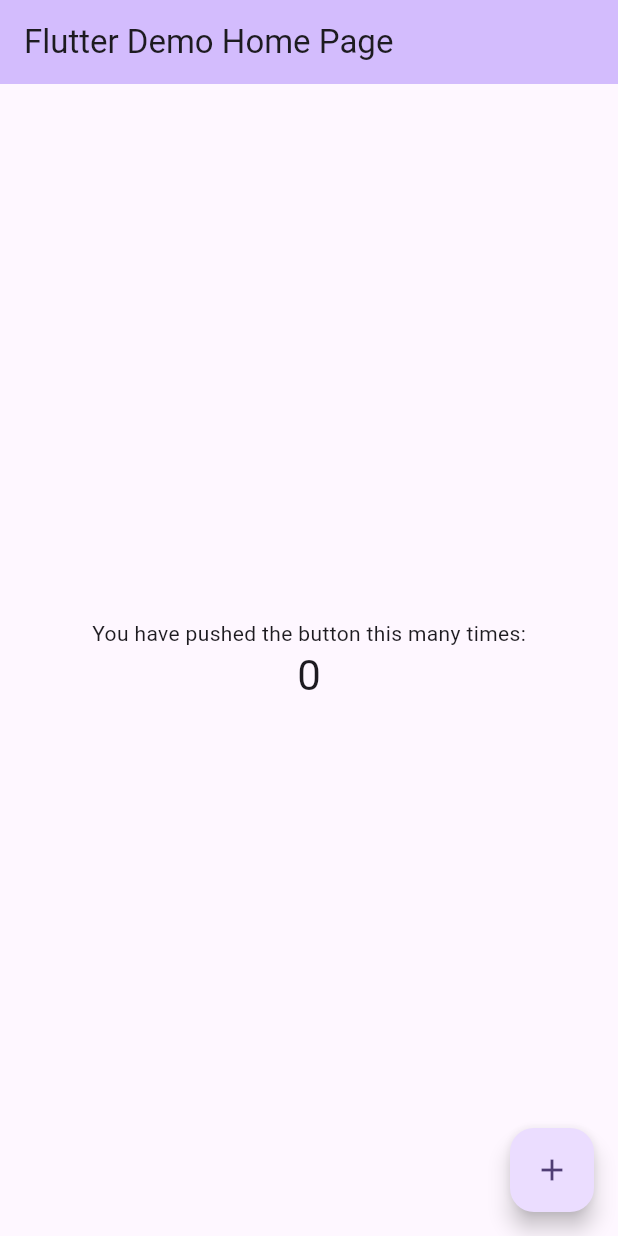
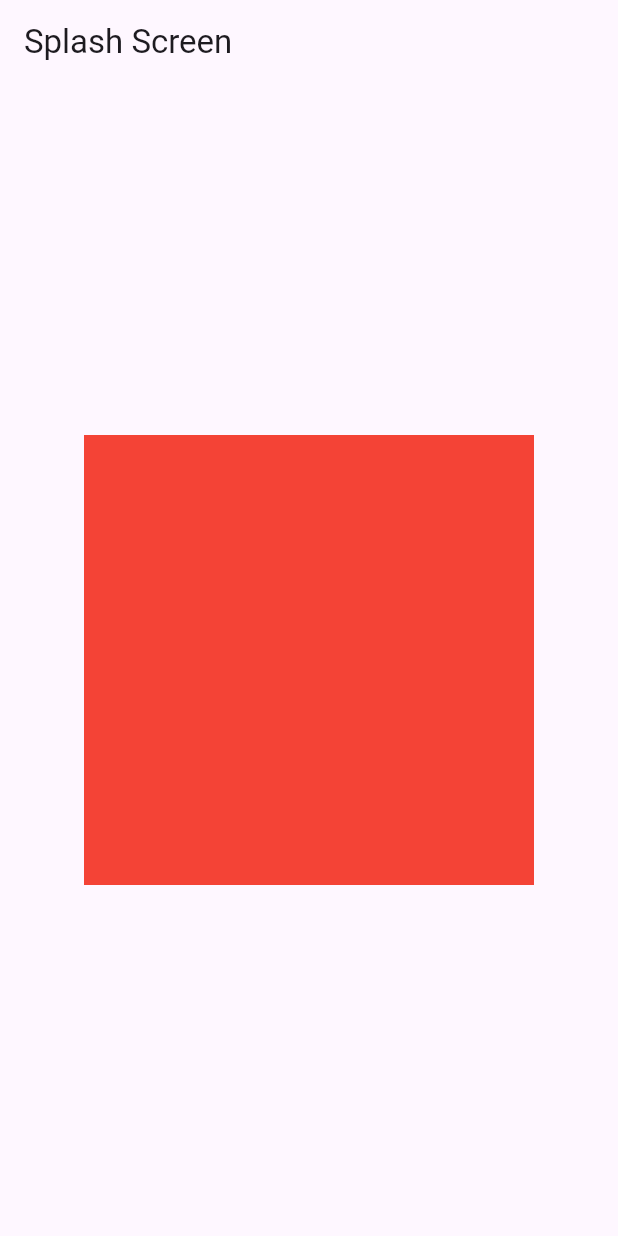
Before and after one commit to AtifKhani/gitlexploring, a Flutter app: the screen it shows after launch, on a phone screen of 412 x 824 dp. Run offline on Flutter 3.47's test engine with Material 3 defaults, Android fonts, the phone set to English and light mode, and no system bars.

Commit message:
splash Screen Added

```diff
--- a/lib/main.dart
+++ b/lib/main.dart
@@ -1,4 +1,5 @@
 import 'package:flutter/material.dart';
+import 'package:gitlexploring/splash_screen.dart';
 
 void main() {
   runApp(const MyApp());
@@ -7,120 +8,15 @@ void main() {
 class MyApp extends StatelessWidget {
   const MyApp({super.key});
 
-  // This widget is the root of your application.
   @override
   Widget build(BuildContext context) {
     return MaterialApp(
       title: 'Flutter Demo',
       theme: ThemeData(
-        // This is the theme of your application.
-        //
-        // TRY THIS: Try running your application with "flutter run". You'll see
-        // the application has a blue toolbar. Then, without quitting the app,
-        // try changing the seedColor in the colorScheme below to Colors.green
-        // and then invoke "hot reload" (save your changes or press the "hot
-        // reload" button in a Flutter-supported IDE, or press "r" if you used
-        // the command line to start the app).
-        //
-        // Notice that the counter didn't reset back to zero; the application
-        // state is not lost during the reload. To reset the state, use hot
-        // restart instead.
-        //
-
-        // This works for code too, not just values: Most code changes can be
-        // tested with just a hot reload.
         colorScheme: ColorScheme.fromSeed(seedColor: Colors.deepPurple),
         useMaterial3: true,
       ),
-      home: const MyHomePage(title: 'Flutter Demo Home Page'),
+      home: const SplashScreen(),
     );
   }
 }
-
-class MyHomePage extends StatefulWidget {
-  const MyHomePage({super.key, required this.title});
-
-  // This widget is the home page of your application. It is stateful, meaning
-  // that it has a State object (defined below) that contains fields that affect
-  // how it looks.
-
-  // This class is the configuration for the state. It holds the values (in this
-  // case the title) provided by the parent (in this case the App widget) and
-  // used by the build method of the State. Fields in a Widget subclass are
-  // always marked "final".
-
-  final String title;
-
-  @override
-  State<MyHomePage> createState() => _MyHomePageState();
-}
-
-class _MyHomePageState extends State<MyHomePage> {
-  int _counter = 0;
-
-  void _incrementCounter() {
-    setState(() {
-      // This call to setState tells the Flutter framework that something has
-      // changed in this State, which causes it to rerun the build method below
-      // so that the display can reflect the updated values. If we changed
-      // _counter without calling setState(), then the build method would not be
-      // called again, and so nothing would appear to happen.
-      _counter++;
-    });
-  }
-
-  @override
-  Widget build(BuildContext context) {
-    // This method is rerun every time setState is called, for instance as done
-    // by the _incrementCounter method above.
-    //
-    // The Flutter framework has been optimized to make rerunning build methods
-    // fast, so that you can just rebuild anything that needs updating rather
-    // than having to individually change instances of widgets.
-    return Scaffold(
-      appBar: AppBar(
-        // TRY THIS: Try changing the color here to a specific color (to
-        // Colors.amber, perhaps?) and trigger a hot reload to see the AppBar
-        // change color while the other colors stay the same.
-        backgroundColor: Theme.of(context).colorScheme.inversePrimary,
-        // Here we take the value from the MyHomePage object that was created by
-        // the App.build method, and use it to set our appbar title.
-        title: Text(widget.title),
-      ),
-      body: Center(
-        // Center is a layout widget. It takes a single child and positions it
-        // in the middle of the parent.
-        child: Column(
-          // Column is also a layout widget. It takes a list of children and
-          // arranges them vertically. By default, it sizes itself to fit its
-          // children horizontally, and tries to be as tall as its parent.
-          //
-          // Column has various properties to control how it sizes itself and
-          // how it positions its children. Here we use mainAxisAlignment to
-          // center the children vertically; the main axis here is the vertical
-          // axis because Columns are vertical (the cross axis would be
-          // horizontal).
-          //
-          // TRY THIS: Invoke "debug painting" (choose the "Toggle Debug Paint"
-          // action in the IDE, or press "p" in the console), to see the
-          // wireframe for each widget.
-          mainAxisAlignment: MainAxisAlignment.center,
-          children: <Widget>[
-            const Text(
-              'You have pushed the button this many times:',
-            ),
-            Text(
-              '$_counter',
-              style: Theme.of(context).textTheme.headlineMedium,
-            ),
-          ],
-        ),
-      ),
-      floatingActionButton: FloatingActionButton(
-        onPressed: _incrementCounter,
-        tooltip: 'Increment',
-        child: const Icon(Icons.add),
-      ), // This trailing comma makes auto-formatting nicer for build methods.
-    );
-  }
-}
--- /dev/null
+++ b/lib/splash_screen.dart
@@ -0,0 +1,32 @@
+import 'package:flutter/material.dart';
+
+class SplashScreen extends StatefulWidget {
+  const SplashScreen({super.key});
+
+  @override
+  State<SplashScreen> createState() => _SplashScreenState();
+}
+
+class _SplashScreenState extends State<SplashScreen> {
+  @override
+  Widget build(BuildContext context) {
+    return Scaffold(
+      appBar: AppBar(
+        title: const Text("Splash Screen"),
+      ),
+      body: Column(
+        mainAxisAlignment: MainAxisAlignment.center,
+        crossAxisAlignment: CrossAxisAlignment.center,
+        children: [
+          Center(
+            child: Container(
+              height: 300,
+              width: 300,
+              color: Colors.red,
+            ),
+          )
+        ],
+      ),
+    );
+  }
+}
```
Also changed, not shown: pubspec.lock.
